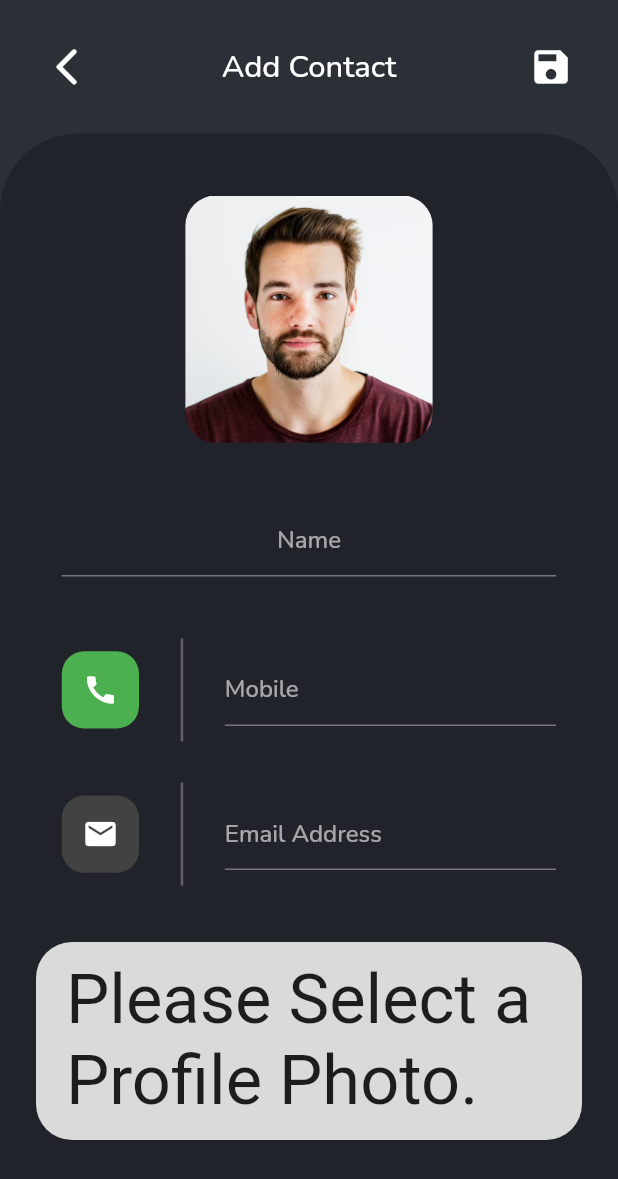
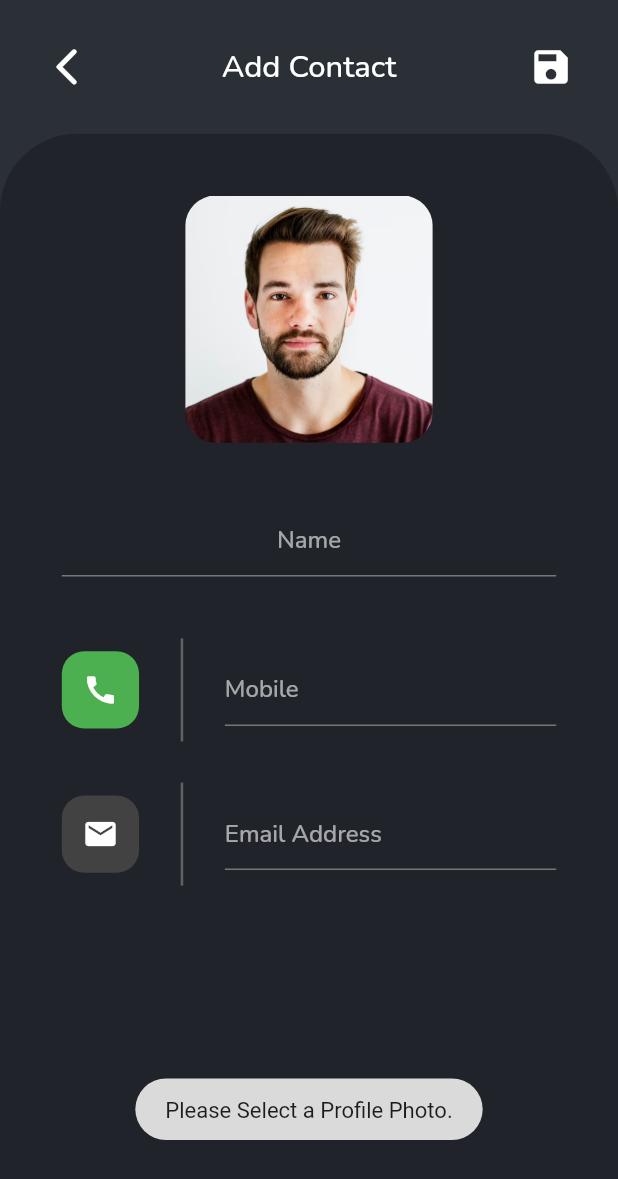
Before and after one commit to Rahul-Rasve/PhoneBook, a Flutter app: the AddContact screen opened by its route, after a tap on the "save" icon, on a phone screen of 412 x 824 dp. Shown: the top 1179 px of the screen. Run offline on Flutter 3.47's test engine with Material 2 defaults, Android fonts, the phone set to English and light mode, and no system bars; our stand-ins replace fluttertoast, google_nav_bar, image_picker, shared_preferences, sqflite; accounts and stored records are empty.

Commit message:
toasts size and time fixed and details page bugs fixed

```diff
--- a/lib/screens/add_contact.dart
+++ b/lib/screens/add_contact.dart
@@ -67,7 +67,7 @@ class _AddContactState extends State<AddContact> {
     if (imagePath == null) {
       Fluttertoast.showToast(
         msg: 'Please Select a Profile Photo.',
-        fontSize: screenWidth / 9,
+        fontSize: screenWidth / 28,
         toastLength: Toast.LENGTH_LONG,
       );
 
@@ -77,7 +77,7 @@ class _AddContactState extends State<AddContact> {
         _emailController.text == '') {
       Fluttertoast.showToast(
         msg: 'Something is missing...',
-        fontSize: screenWidth / 9,
+        fontSize: screenWidth / 28,
         toastLength: Toast.LENGTH_LONG,
       );
 
@@ -85,7 +85,7 @@ class _AddContactState extends State<AddContact> {
     } else if (_mobileController.text.length > 10) {
       Fluttertoast.showToast(
         msg: 'Mobile number is inappropriate.',
-        fontSize: screenWidth / 9,
+        fontSize: screenWidth / 28,
         toastLength: Toast.LENGTH_LONG,
       );
     }
@@ -140,7 +140,8 @@ class _AddContactState extends State<AddContact> {
                       if (await saveContactData(screenWidth)) {
                         Fluttertoast.showToast(
                           msg: 'Contact ${_nameController.text} saved!',
-                          fontSize: screenWidth / 9,
+                          gravity: ToastGravity.CENTER,
+                          fontSize: screenWidth / 28,
                           toastLength: Toast.LENGTH_LONG,
                         );
                         if (context.mounted) Navigator.pop(context, true);
--- a/lib/screens/contacts_view.dart
+++ b/lib/screens/contacts_view.dart
@@ -126,7 +126,8 @@ class _ContactsPageState extends State<ContactsPage> {
                           if (searchList.isEmpty) {
                             Fluttertoast.showToast(
                               msg: 'No Contact Found!',
-                              fontSize: screenWidth / 9,
+                              gravity: ToastGravity.CENTER,
+                              fontSize: screenWidth / 28,
                               toastLength: Toast.LENGTH_LONG,
                             );
                           }
```
Also changed, not shown: lib/screens/contact_details.dart (+7 -4 lines), lib/screens/favorites_view.dart (+2 -6 lines), lib/screens/profile_view.dart (+6 -4 lines), lib/widgets/custom_row.dart (+1 -20 lines), 2 other files.
